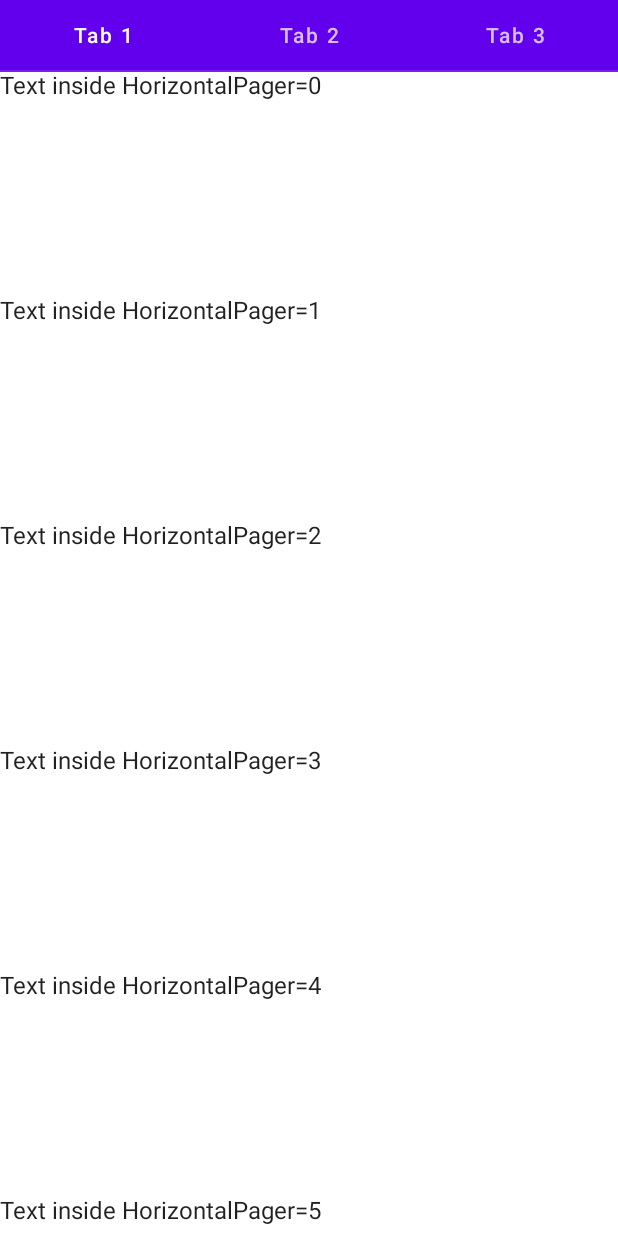
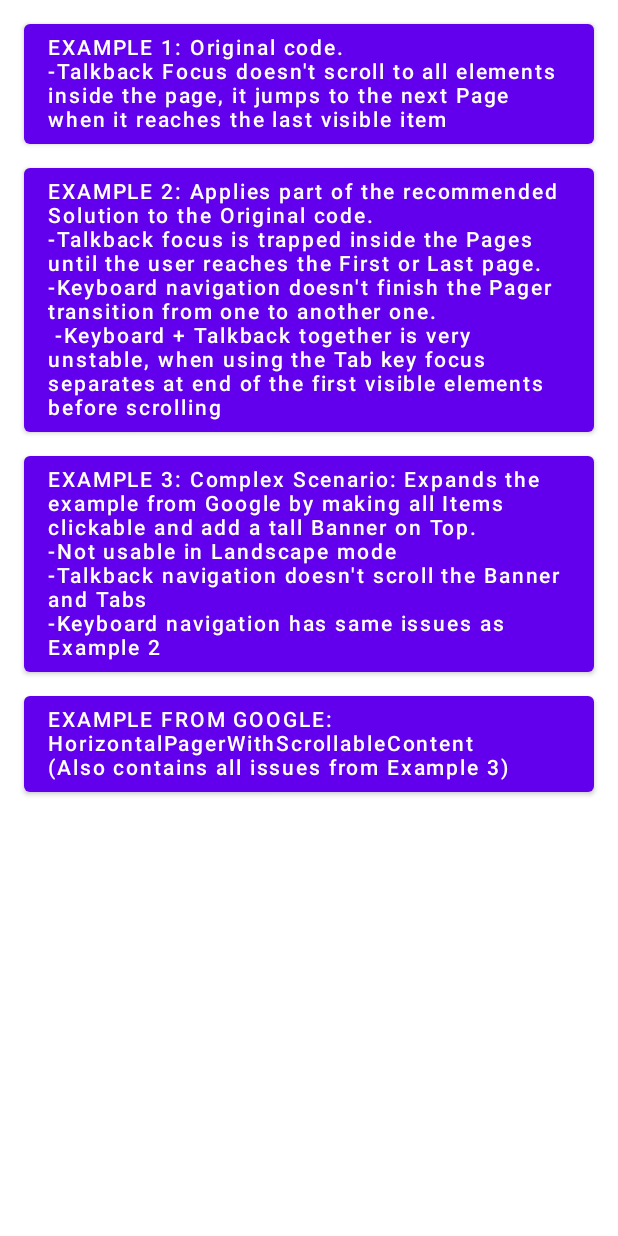
Before and after one commit to benny-jon/ComposeAccessibilityBugs, an Android app built with Jetpack Compose: the screen it shows after launch (MainActivity), on a phone screen of 412 x 824 dp. Run offline under Robolectric (Android 15) with nearby library versions, the phone set to English and light mode, and no system bars.

Commit message:
Creating a complex example by using the HorizontalPagerWithScrollableContent example from Google

```diff
--- a/app/build.gradle
+++ b/app/build.gradle
@@ -55,6 +55,7 @@ dependencies {
     implementation "androidx.compose.ui:ui-tooling-preview:$compose_ui_version"
     implementation 'androidx.compose.material:material:1.4.2'
 
+    implementation "androidx.navigation:navigation-compose:$composeNavigation_version"
     implementation 'com.google.accompanist:accompanist-pager-indicators:0.31.1-alpha'
 
     testImplementation 'junit:junit:4.13.2'
--- /dev/null
+++ b/app/src/main/java/com/bennyjon/nestedscrollcomposebug/ListOfExamples.kt
@@ -0,0 +1,36 @@
+package com.bennyjon.nestedscrollcomposebug
+
+import androidx.compose.runtime.Composable
+import com.bennyjon.nestedscrollcomposebug.examples.*
+
+enum class ExamplesDestinations(val text: String, val screen: @Composable () -> Unit) {
+    EXAMPLE_1(
+        text = "EXAMPLE 1: Original code. \n-Talkback Focus doesn't scroll" +
+                " to all elements inside the page, it jumps to the next" +
+                " Page when it reaches the last visible item",
+        screen = { HorizontalPagerWithBrokenTalkBackFocusOrderExample() }
+    ),
+    EXAMPLE_2(
+        text = "EXAMPLE 2: Applies part of the recommended Solution to the Original code. \n" +
+                "-Talkback focus is trapped inside the Pages until the user reaches the " +
+                "First or Last page. \n" +
+                "-Keyboard navigation doesn't finish the Pager transition from one to another one. \n " +
+                "-Keyboard + Talkback together is very unstable, when using the Tab key " +
+                "focus separates at end of the first visible elements before scrolling",
+        screen = { HorizontalPagerWithRecommendedSolutionExample() }
+    ),
+    EXAMPLE_3(
+        text = "EXAMPLE 3: Complex Scenario: Expands the example from Google by making all Items " +
+                "clickable and add a tall Banner on Top. \n" +
+                "-Not usable in Landscape mode\n" +
+                "-Talkback navigation doesn't scroll the Banner and Tabs\n" +
+                "-Keyboard navigation has same issues as Example 2",
+        screen = { HorizontalPagerWithClickableScrollableContentWithBanner() }
+    ),
+
+    EXAMPLE_4(
+        text = "EXAMPLE FROM GOOGLE: HorizontalPagerWithScrollableContent\n" +
+                "(Also contains all issues from Example 3)",
+        screen = { HorizontalPagerWithScrollableContent() }
+    )
+}
--- a/app/src/main/java/com/bennyjon/nestedscrollcomposebug/MainActivity.kt
+++ b/app/src/main/java/com/bennyjon/nestedscrollcomposebug/MainActivity.kt
@@ -3,87 +3,81 @@ package com.bennyjon.nestedscrollcomposebug
 import android.os.Bundle
 import androidx.activity.ComponentActivity
 import androidx.activity.compose.setContent
-import androidx.compose.foundation.ExperimentalFoundationApi
-import androidx.compose.foundation.layout.*
-import androidx.compose.foundation.pager.HorizontalPager
-import androidx.compose.foundation.pager.rememberPagerState
+import androidx.compose.foundation.layout.Column
+import androidx.compose.foundation.layout.fillMaxSize
+import androidx.compose.foundation.layout.fillMaxWidth
+import androidx.compose.foundation.layout.padding
 import androidx.compose.foundation.rememberScrollState
 import androidx.compose.foundation.verticalScroll
-import androidx.compose.material.*
+import androidx.compose.material.Button
+import androidx.compose.material.MaterialTheme
+import androidx.compose.material.Surface
+import androidx.compose.material.Text
 import androidx.compose.runtime.Composable
-import androidx.compose.runtime.rememberCoroutineScope
 import androidx.compose.ui.Modifier
-import androidx.compose.ui.semantics.ScrollAxisRange
-import androidx.compose.ui.semantics.horizontalScrollAxisRange
-import androidx.compose.ui.semantics.semantics
 import androidx.compose.ui.unit.dp
+import androidx.navigation.NavHostController
+import androidx.navigation.compose.NavHost
+import androidx.navigation.compose.composable
+import androidx.navigation.compose.rememberNavController
 import com.bennyjon.nestedscrollcomposebug.ui.theme.NestedScrollComposeBugTheme
-import com.google.accompanist.pager.pagerTabIndicatorOffset
-import kotlinx.coroutines.launch
+import com.bennyjon.nestedscrollcomposebug.utils.focusableBorder
 
 class MainActivity : ComponentActivity() {
     override fun onCreate(savedInstanceState: Bundle?) {
         super.onCreate(savedInstanceState)
         setContent {
             NestedScrollComposeBugTheme {
-                // A surface container using the 'background' color from the theme
                 Surface(
                     modifier = Modifier.fillMaxSize(),
                     color = MaterialTheme.colors.background
                 ) {
-                    HorizontalPagerExample()
+                    MainNavHost()
                 }
             }
         }
     }
 
-    @OptIn(ExperimentalFoundationApi::class)
     @Composable
-    fun HorizontalPagerExample(
-        pages: List<String> = listOf("Tab 1", "Tab 2", "Tab 3"),
-        sizes: List<Int> = listOf(10, 20, 7) // real life example with variable Page heights
+    fun MainNavHost(
+        modifier: Modifier = Modifier,
+        navController: NavHostController = rememberNavController()
     ) {
-        val pagerState = rememberPagerState()
-        val coroutineScope = rememberCoroutineScope()
+        NavHost(
+            modifier = modifier,
+            navController = navController,
+            startDestination = "home"
+        ) {
+            composable(route = "home") {
+                HomeScreen(
+                    examples = ExamplesDestinations.values().map { ExampleData(it.text, it.name) },
+                    navHostController = navController
+                )
+            }
 
-        Column(Modifier.verticalScroll(rememberScrollState())) {
-            TabRow(
-                // Our selected tab is our current page
-                selectedTabIndex = pagerState.currentPage,
-                // Override the indicator, using the provided pagerTabIndicatorOffset modifier
-                indicator = { tabPositions ->
-                    TabRowDefaults.Indicator(
-                        Modifier.pagerTabIndicatorOffset(pagerState, tabPositions)
-                    )
-                }
-            ) {
-                // Add tabs for all of our pages
-                pages.forEachIndexed { index, title ->
-                    Tab(
-                        text = { Text(title) },
-                        selected = pagerState.currentPage == index,
-                        onClick = {
-                            coroutineScope.launch {
-                                pagerState.animateScrollToPage(index)
-                            }
-                        },
-                    )
+            for (destination in ExamplesDestinations.values()) {
+                composable(route = destination.name) {
+                    destination.screen()
                 }
             }
+        }
+    }
 
-            HorizontalPager(
-                pageCount = pages.size,
-                state = pagerState,
-                modifier = Modifier.semantics {
-                    horizontalScrollAxisRange = ScrollAxisRange(value = { 0f }, maxValue = { 0f })
-                } // This semantics modifier was the suggested fix, but it's also not working
-            ) { page ->
-                Column {
-                    repeat(sizes[page]) {
-                        Box(modifier = Modifier.height(150.dp)) {
-                            Text(text = "Text inside HorizontalPager=$it")
-                        }
-                    }
+    data class ExampleData(val text: String, val destination: String)
+
+    @Composable
+    fun HomeScreen(examples: List<ExampleData>, navHostController: NavHostController) {
+        val commonModifier = Modifier.padding(8.dp)
+
+        Column(
+            commonModifier
+                .verticalScroll(rememberScrollState())
+                ) {
+            for (example in examples) {
+                Button(
+                    modifier = commonModifier.fillMaxWidth().focusableBorder(),
+                    onClick = { navHostController.navigate(route = example.destination) }) {
+                    Text(text = example.text)
                 }
             }
         }
--- /dev/null
+++ b/app/src/main/java/com/bennyjon/nestedscrollcomposebug/utils/MyModifiers.kt
@@ -0,0 +1,25 @@
+package com.bennyjon.nestedscrollcomposebug.utils
+
+import androidx.compose.foundation.border
+import androidx.compose.runtime.getValue
+import androidx.compose.runtime.mutableStateOf
+import androidx.compose.runtime.remember
+import androidx.compose.runtime.setValue
+import androidx.compose.ui.Modifier
+import androidx.compose.ui.composed
+import androidx.compose.ui.focus.onFocusEvent
+import androidx.compose.ui.graphics.Color
+import androidx.compose.ui.unit.dp
+
+/**
+ * Useful to have a more visual focus indicator during Keyboard navigation.
+ */
+fun Modifier.focusableBorder(): Modifier = composed {
+    var focused by remember { mutableStateOf(false) }
+    this
+        .onFocusEvent { focused = it.isFocused }
+        .border(
+            width = 2.dp,
+            color = if (focused) Color(255, 0, 255) else Color.Transparent
+        )
+}
--- a/app/src/main/res/values/strings.xml
+++ b/app/src/main/res/values/strings.xml
@@ -1,3 +1,4 @@
 <resources>
     <string name="app_name">NestedScrollComposeBug</string>
+    <string name="banner_text">Try me in Portrait and Landscape. Lorem Ipsum is simply dummy text of the printing and typesetting industry. Lorem Ipsum has been the industry`s standard dummy text ever since the 1500s, when an unknown printer took a galley of type and scrambled it to make a type specimen book.</string>
 </resources>
--- a/build.gradle
+++ b/build.gradle
@@ -1,6 +1,7 @@
 buildscript {
     ext {
         compose_ui_version = '1.4.2'
+        composeNavigation_version = '2.5.3'
     }
 }// Top-level build file where you can add configuration options common to all sub-projects/modules.
 plugins {
```
Also changed, not shown: app/src/main/java/com/bennyjon/nestedscrollcomposebug/examples/HorizontalPagerWithBrokenTalkBackFocusOrderExample.kt (added, +78 -0 lines), app/src/main/java/com/bennyjon/nestedscrollcomposebug/examples/HorizontalPagerWithRecommendedSolutionExample.kt (added, +105 -0 lines), app/src/main/java/com/bennyjon/nestedscrollcomposebug/examples/PagerComplexExample.kt (added, +169 -0 lines), app/src/main/java/com/bennyjon/nestedscrollcomposebug/examples/PagerExampleFromGoogle.kt (added, +99 -0 lines).
